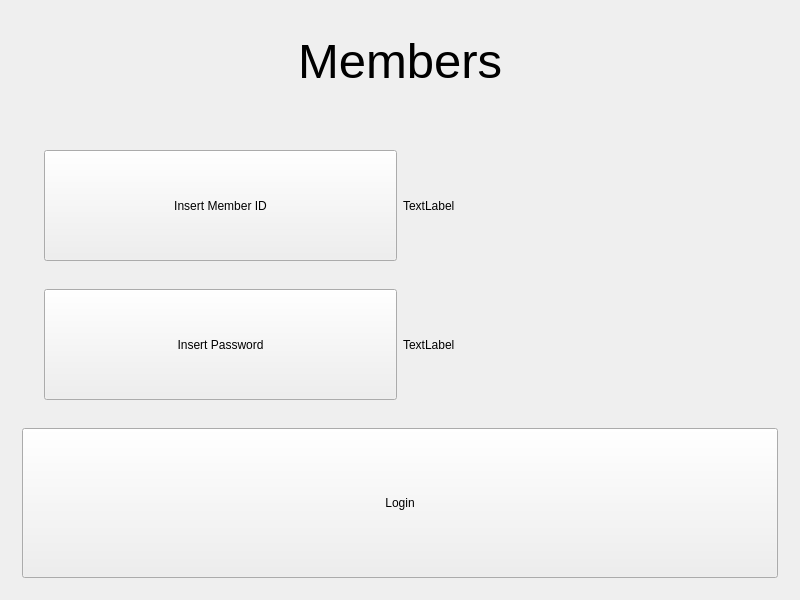
The window that penyamanager/loginwindow.ui (eguzki/penyamanager) describes before a commit, drawn with Qt 5.
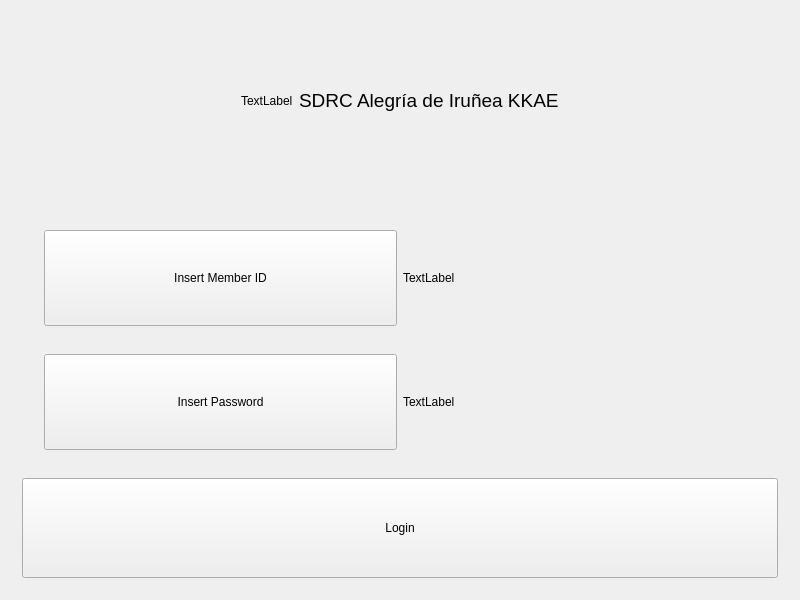
The same window after the commit.

```diff
--- a/penyamanager/loginwindow.ui
+++ b/penyamanager/loginwindow.ui
@@ -28,13 +28,13 @@
      <property name="minimumSize">
       <size>
        <width>0</width>
-       <height>100</height>
+       <height>180</height>
       </size>
      </property>
      <property name="maximumSize">
       <size>
        <width>16777215</width>
-       <height>100</height>
+       <height>180</height>
       </size>
      </property>
      <layout class="QHBoxLayout" name="horizontalLayout">
@@ -51,6 +51,13 @@
         </property>
        </spacer>
       </item>
+      <item>
+       <widget class="QLabel" name="imageLabel">
+        <property name="text">
+         <string>TextLabel</string>
+        </property>
+       </widget>
+      </item>
       <item>
        <widget class="QLabel" name="label">
         <property name="font">
@@ -59,7 +66,7 @@
          </font>
         </property>
         <property name="text">
-         <string>Members</string>
+         <string notr="true">&lt;html&gt;&lt;head/&gt;&lt;body&gt;&lt;p&gt;&lt;span style=&quot; font-size:14pt;&quot;&gt;SDRC Alegría de Iruñea KKAE&lt;/span&gt;&lt;/p&gt;&lt;/body&gt;&lt;/html&gt;</string>
         </property>
        </widget>
       </item>
@@ -145,13 +152,13 @@
         <property name="minimumSize">
          <size>
           <width>0</width>
-          <height>150</height>
+          <height>100</height>
          </size>
         </property>
         <property name="maximumSize">
          <size>
           <width>16777215</width>
-          <height>150</height>
+          <height>100</height>
          </size>
         </property>
         <property name="text">
```
Left out of the diff: 2 changed lines with no effect on the pictures.
